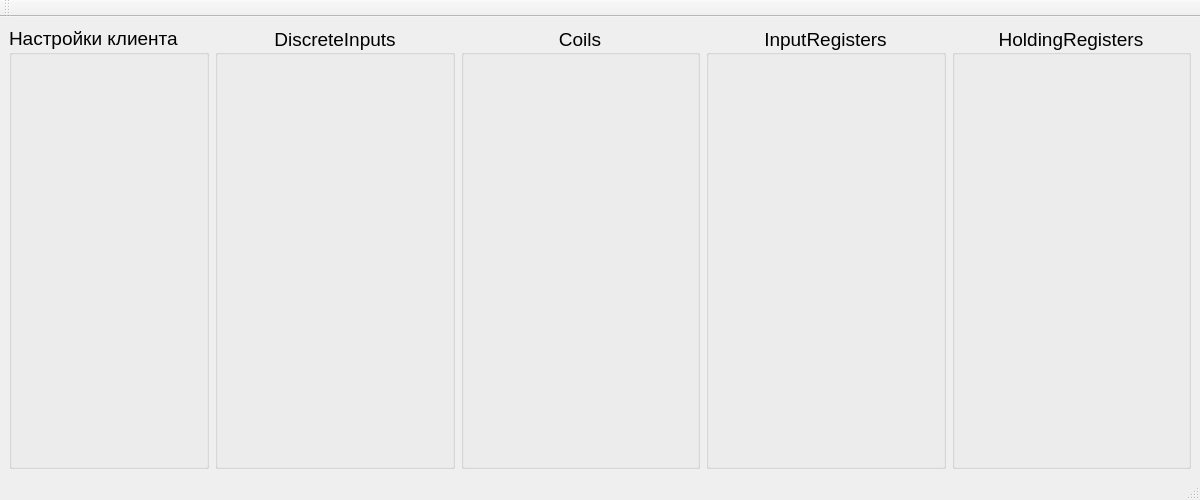
dimgrig/MODBUS-CLIENT, file uis/mainwindow.ui: the form before one commit.
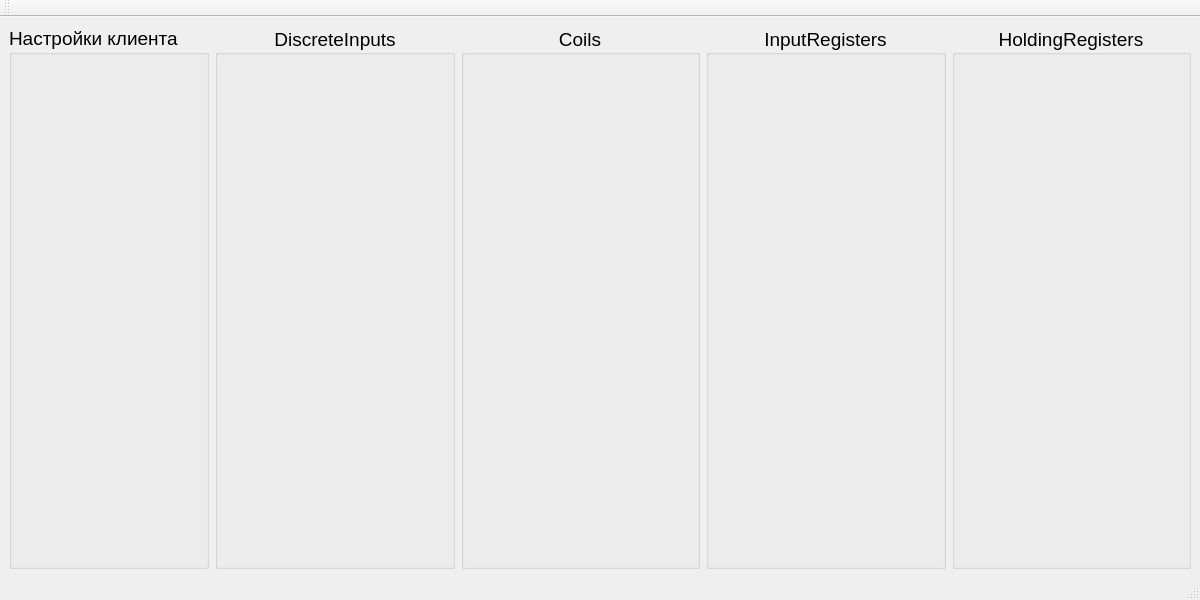
The form after the commit.

What changed in the file:
```diff
--- a/uis/mainwindow.ui
+++ b/uis/mainwindow.ui
@@ -7,7 +7,7 @@
     <x>0</x>
     <y>0</y>
     <width>1200</width>
-    <height>500</height>
+    <height>600</height>
    </rect>
   </property>
   <property name="sizePolicy">
```
